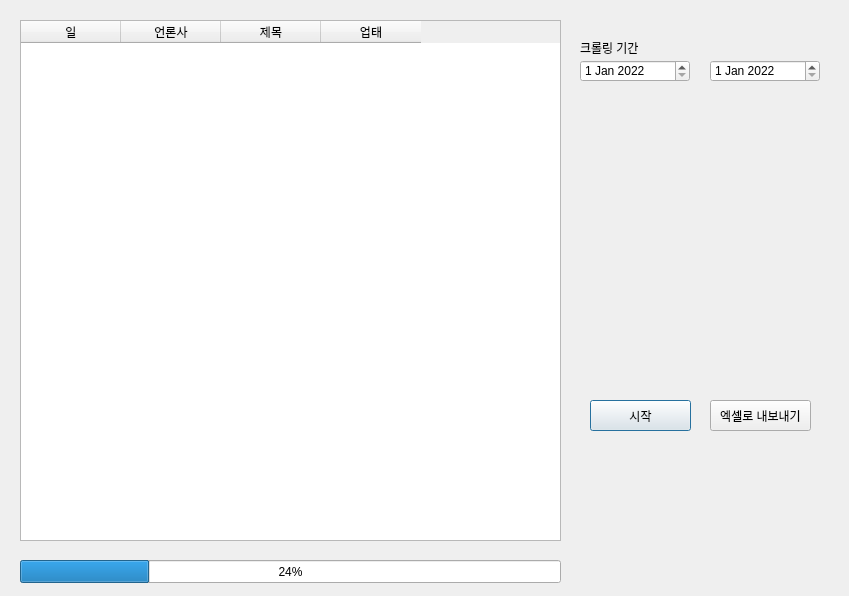
The window that newsCrawl.ui (memoday/hangangUtil) describes before a commit, drawn with Qt 5.
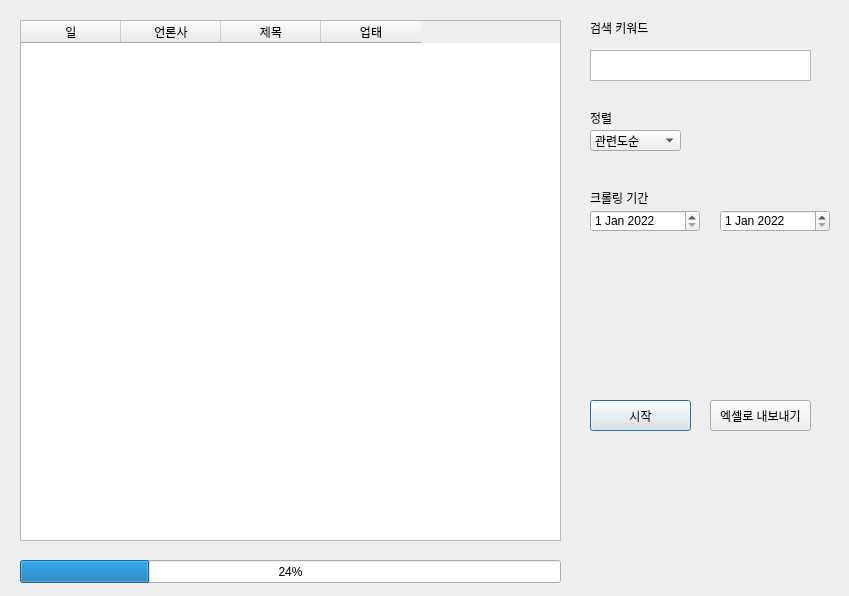
The same window after the commit.

```diff
--- a/newsCrawl.ui
+++ b/newsCrawl.ui
@@ -72,8 +72,8 @@
   <widget class="QDateEdit" name="dateEdit">
    <property name="geometry">
     <rect>
-     <x>580</x>
-     <y>60</y>
+     <x>590</x>
+     <y>210</y>
      <width>110</width>
      <height>22</height>
     </rect>
@@ -98,8 +98,8 @@
   <widget class="QLabel" name="label">
    <property name="geometry">
     <rect>
-     <x>580</x>
-     <y>40</y>
+     <x>590</x>
+     <y>190</y>
      <width>71</width>
      <height>16</height>
     </rect>
@@ -124,8 +124,8 @@
   <widget class="QDateEdit" name="dateEdit_2">
    <property name="geometry">
     <rect>
-     <x>710</x>
-     <y>60</y>
+     <x>720</x>
+     <y>210</y>
      <width>110</width>
      <height>22</height>
     </rect>
@@ -147,6 +147,67 @@
     <enum>Qt::LocalTime</enum>
    </property>
   </widget>
+  <widget class="QTextEdit" name="input_keyword">
+   <property name="geometry">
+    <rect>
+     <x>590</x>
+     <y>50</y>
+     <width>221</width>
+     <height>31</height>
+    </rect>
+   </property>
+  </widget>
+  <widget class="QLabel" name="label_2">
+   <property name="geometry">
+    <rect>
+     <x>590</x>
+     <y>20</y>
+     <width>71</width>
+     <height>16</height>
+    </rect>
+   </property>
+   <property name="text">
+    <string>검색 키워드</string>
+   </property>
+  </widget>
+  <widget class="QComboBox" name="comboBox">
+   <property name="geometry">
+    <rect>
+     <x>590</x>
+     <y>130</y>
+     <width>91</width>
+     <height>21</height>
+    </rect>
+   </property>
+   <item>
+    <property name="text">
+     <string>관련도순</string>
+    </property>
+   </item>
+   <item>
+    <property name="text">
+     <string>최신순</string>
+    </property>
+   </item>
+   <item>
+    <property name="text">
+     <string>오래된순</string>
+    </property>
+   </item>
+  </widget>
+  <widget class="QLabel" name="label_3">
+   <property name="geometry">
+    <rect>
+     <x>590</x>
+     <y>110</y>
+     <width>71</width>
+     <height>16</height>
+    </rect>
+   </property>
+   <property name="text">
+    <string>정렬</string>
+   </property>
+  </widget>
  </widget>
  <resources/>
  <connections/>
```
Left out of the diff: 4 changed lines with no effect on the pictures.
